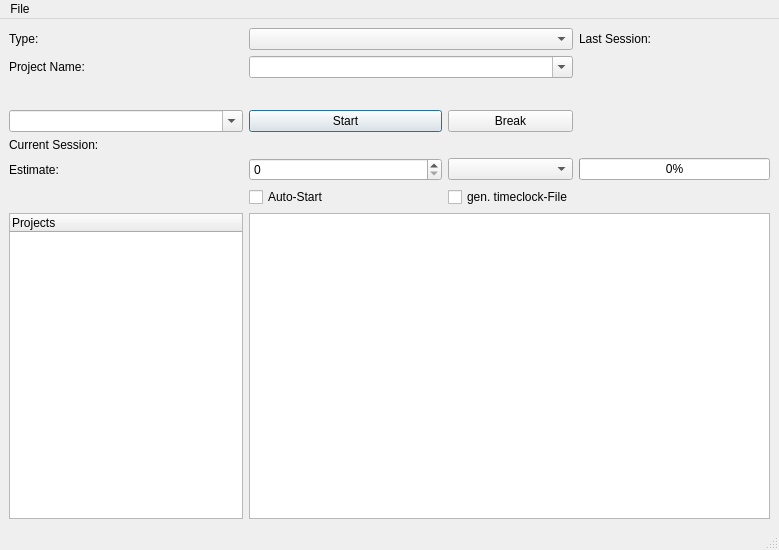
Above: timmu/mainwindow.ui from abeimler/tim before the change. Below: the same form after it.
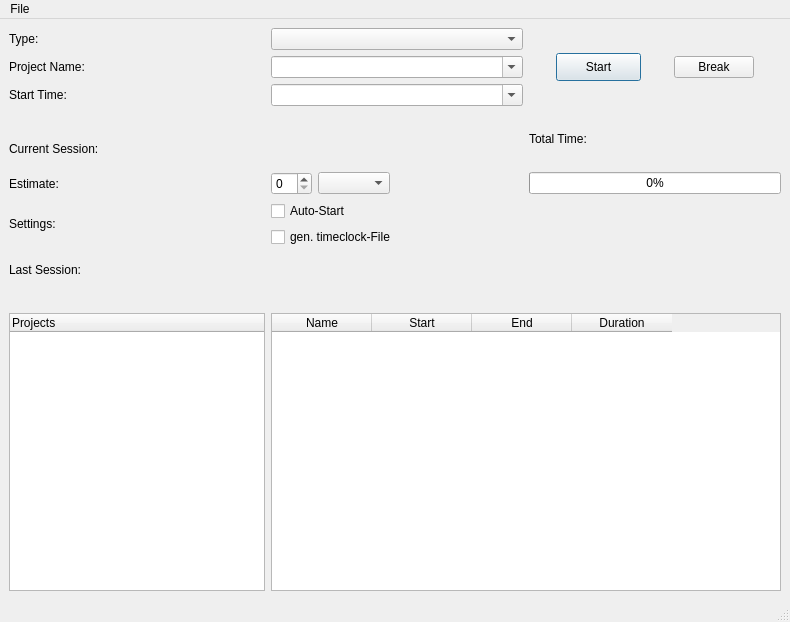
That is the form after the change.

```diff
--- a/timmu/mainwindow.ui
+++ b/timmu/mainwindow.ui
@@ -6,8 +6,8 @@
    <rect>
     <x>0</x>
     <y>0</y>
-    <width>779</width>
-    <height>550</height>
+    <width>790</width>
+    <height>622</height>
    </rect>
   </property>
   <property name="windowTitle">
@@ -15,185 +15,72 @@
   </property>
   <widget class="QWidget" name="centralwidget">
    <layout class="QGridLayout" name="gridLayout">
-    <item row="0" column="0">
-     <widget class="QLabel" name="lblType">
-      <property name="text">
-       <string>Type:</string>
-      </property>
-     </widget>
+    <item row="13" column="1">
+     <layout class="QVBoxLayout" name="verticalLayoutConfig">
+      <item>
+       <widget class="QCheckBox" name="chbAutoStart">
+        <property name="toolTip">
+         <string>Start last Project after you start this program</string>
+        </property>
+        <property name="text">
+         <string>Auto-Start</string>
+        </property>
+       </widget>
+      </item>
+      <item>
+       <widget class="QCheckBox" name="chbGenTimeclock">
+        <property name="toolTip">
+         <string>for hledger</string>
+        </property>
+        <property name="text">
+         <string>gen. timeclock-File</string>
+        </property>
+       </widget>
+      </item>
+     </layout>
     </item>
-    <item row="0" column="1" colspan="2">
-     <widget class="QComboBox" name="cmbType">
-      <property name="enabled">
-       <bool>true</bool>
+    <item row="16" column="1" colspan="2">
+     <widget class="QTableWidget" name="tblWorks">
+      <property name="editTriggers">
+       <set>QAbstractItemView::NoEditTriggers</set>
       </property>
+      <column>
+       <property name="text">
+        <string>Name</string>
+       </property>
+      </column>
+      <column>
+       <property name="text">
+        <string>Start</string>
+       </property>
+      </column>
+      <column>
+       <property name="text">
+        <string>End</string>
+       </property>
+      </column>
+      <column>
+       <property name="text">
+        <string>Duration</string>
+       </property>
+      </column>
      </widget>
     </item>
-    <item row="0" column="3">
-     <widget class="QLabel" name="lblLastSessionText">
-      <property name="text">
-       <string>Last Session:</string>
-      </property>
-     </widget>
-    </item>
-    <item row="1" column="0">
-     <widget class="QLabel" name="lblProjectName">
-      <property name="text">
-       <string>Project Name:</string>
-      </property>
-     </widget>
-    </item>
-    <item row="1" column="1" colspan="2">
-     <widget class="QComboBox" name="txtProject">
-      <property name="toolTip">
-       <string>Project Name</string>
-      </property>
-      <property name="editable">
-       <bool>true</bool>
-      </property>
-      <property name="insertPolicy">
-       <enum>QComboBox::InsertAlphabetically</enum>
-      </property>
-     </widget>
-    </item>
-    <item row="1" column="3">
-     <widget class="QLabel" name="lblLastSessionInfo">
-      <property name="text">
-       <string/>
-      </property>
-     </widget>
-    </item>
-    <item row="2" column="1">
-     <spacer name="horizontalSpacer">
-      <property name="orientation">
-       <enum>Qt::Horizontal</enum>
-      </property>
-      <property name="sizeHint" stdset="0">
-       <size>
-        <width>214</width>
-        <height>20</height>
-       </size>
-      </property>
-     </spacer>
-    </item>
-    <item row="2" column="3">
-     <widget class="QLabel" name="lblLastSessionInfo2">
-      <property name="text">
-       <string/>
-      </property>
-     </widget>
-    </item>
-    <item row="3" column="0">
-     <widget class="QComboBox" name="txtAddTime">
-      <property name="toolTip">
-       <string>time like &quot;13:00&quot; or &quot;20 minutes ago&quot;</string>
-      </property>
-      <property name="editable">
-       <bool>true</bool>
-      </property>
-      <property name="maxVisibleItems">
-       <number>5</number>
-      </property>
-     </widget>
-    </item>
-    <item row="3" column="1">
-     <widget class="QPushButton" name="btnStartStop">
-      <property name="enabled">
-       <bool>true</bool>
-      </property>
-      <property name="text">
-       <string>Start</string>
-      </property>
-      <property name="default">
-       <bool>true</bool>
-      </property>
-     </widget>
-    </item>
-    <item row="3" column="2">
-     <widget class="QPushButton" name="btnBreak">
-      <property name="enabled">
-       <bool>true</bool>
-      </property>
-      <property name="text">
-       <string>Break</string>
-      </property>
-     </widget>
-    </item>
-    <item row="4" column="0">
-     <widget class="QLabel" name="lblStatusCurrent">
-      <property name="text">
-       <string>Current Session:</string>
-      </property>
-     </widget>
-    </item>
-    <item row="4" column="1">
-     <widget class="QLabel" name="lblCurrentSessionInfo">
-      <property name="text">
-       <string/>
-      </property>
-     </widget>
-    </item>
-    <item row="4" column="2">
-     <widget class="QLabel" name="lblCurrentSessionInfo2">
-      <property name="text">
-       <string/>
-      </property>
-     </widget>
-    </item>
-    <item row="5" column="0">
-     <widget class="QLabel" name="lblEstimate">
-      <property name="text">
-       <string>Estimate:</string>
-      </property>
-     </widget>
-    </item>
-    <item row="5" column="1">
-     <widget class="QSpinBox" name="spbEstimateValue"/>
-    </item>
-    <item row="5" column="2">
-     <widget class="QComboBox" name="cmbEstimateUnit"/>
-    </item>
-    <item row="5" column="3">
+    <item row="11" column="2">
      <widget class="QProgressBar" name="pgbProgress">
       <property name="value">
        <number>0</number>
       </property>
      </widget>
     </item>
-    <item row="6" column="1">
-     <widget class="QCheckBox" name="chbAutoStart">
-      <property name="toolTip">
-       <string>Start last Project after you start this program</string>
-      </property>
+    <item row="10" column="0">
+     <widget class="QLabel" name="lblStatusCurrentText">
       <property name="text">
-       <string>Auto-Start</string>
+       <string>Current Session:</string>
       </property>
      </widget>
     </item>
-    <item row="6" column="2">
-     <widget class="QCheckBox" name="chbGenTimeclock">
-      <property name="toolTip">
-       <string>for hledger</string>
-      </property>
-      <property name="text">
-       <string>gen. timeclock-File</string>
-      </property>
-     </widget>
-    </item>
-    <item row="6" column="3">
-     <spacer name="horizontalSpacer_2">
-      <property name="orientation">
-       <enum>Qt::Horizontal</enum>
-      </property>
-      <property name="sizeHint" stdset="0">
-       <size>
-        <width>213</width>
-        <height>20</height>
-       </size>
-      </property>
-     </spacer>
-    </item>
-    <item row="7" column="0">
+    <item row="16" column="0">
      <widget class="QTreeWidget" name="treeWorks">
       <property name="editTriggers">
        <set>QAbstractItemView::NoEditTriggers</set>
@@ -205,10 +92,229 @@
       </column>
      </widget>
     </item>
-    <item row="7" column="1" colspan="3">
-     <widget class="QTableWidget" name="tblWorks">
-      <property name="editTriggers">
-       <set>QAbstractItemView::NoEditTriggers</set>
+    <item row="10" column="1" colspan="2">
+     <layout class="QGridLayout" name="gridLayoutCurrentSession">
+      <item row="3" column="0">
+       <layout class="QVBoxLayout" name="verticalLayoutCurrentSessionLeft">
+        <item>
+         <widget class="QLabel" name="lblCurrentSessionInfo">
+          <property name="text">
+           <string>&lt;Current Session&gt;</string>
+          </property>
+         </widget>
+        </item>
+        <item>
+         <widget class="QLabel" name="lblCurrentSessionInfo2">
+          <property name="text">
+           <string>&lt;Current Session 2&gt;</string>
+          </property>
+         </widget>
+        </item>
+       </layout>
+      </item>
+      <item row="3" column="1">
+       <layout class="QVBoxLayout" name="verticalLayoutCurrentSessionRight">
+        <item>
+         <widget class="QLabel" name="lblCurrentSessionInfo3Text">
+          <property name="text">
+           <string>Total Time:</string>
+          </property>
+         </widget>
+        </item>
+        <item>
+         <widget class="QLabel" name="lblCurrentSessionInfo3">
+          <property name="text">
+           <string>&lt;Current Session 3&gt;</string>
+          </property>
+         </widget>
+        </item>
+       </layout>
+      </item>
+     </layout>
+    </item>
+    <item row="7" column="2">
+     <layout class="QHBoxLayout" name="horizontalLayoutButtons">
+      <item>
+       <widget class="QPushButton" name="btnStartStop">
+        <property name="enabled">
+         <bool>true</bool>
+        </property>
+        <property name="sizePolicy">
+         <sizepolicy hsizetype="Maximum" vsizetype="Fixed">
+          <horstretch>0</horstretch>
+          <verstretch>0</verstretch>
+         </sizepolicy>
+        </property>
+        <property name="minimumSize">
+         <size>
+          <width>85</width>
+          <height>28</height>
+         </size>
+        </property>
+        <property name="text">
+         <string>Start</string>
+        </property>
+        <property name="autoDefault">
+         <bool>true</bool>
+        </property>
+        <property name="default">
+         <bool>true</bool>
+        </property>
+       </widget>
+      </item>
+      <item>
+       <widget class="QPushButton" name="btnBreak">
+        <property name="enabled">
+         <bool>true</bool>
+        </property>
+        <property name="sizePolicy">
+         <sizepolicy hsizetype="Maximum" vsizetype="Fixed">
+          <horstretch>0</horstretch>
+          <verstretch>0</verstretch>
+         </sizepolicy>
+        </property>
+        <property name="text">
+         <string>Break</string>
+        </property>
+       </widget>
+      </item>
+     </layout>
+    </item>
+    <item row="7" column="0">
+     <layout class="QVBoxLayout" name="verticalLayoutInputLabels">
+      <item>
+       <widget class="QLabel" name="lblTypeText">
+        <property name="text">
+         <string>Type:</string>
+        </property>
+       </widget>
+      </item>
+      <item>
+       <widget class="QLabel" name="lblProjectNameText">
+        <property name="text">
+         <string>Project Name:</string>
+        </property>
+       </widget>
+      </item>
+      <item>
+       <widget class="QLabel" name="lblAddTimeText">
+        <property name="text">
+         <string>Start Time:</string>
+        </property>
+       </widget>
+      </item>
+     </layout>
+    </item>
+    <item row="14" column="1">
+     <layout class="QVBoxLayout" name="verticalLayoutLastSession">
+      <item>
+       <widget class="QLabel" name="lblLastSessionInfo">
+        <property name="text">
+         <string>&lt;Last Session&gt;</string>
+        </property>
+       </widget>
+      </item>
+      <item>
+       <widget class="QLabel" name="lblLastSessionInfo2">
+        <property name="text">
+         <string>&lt;Last Session2&gt;</string>
+        </property>
+       </widget>
+      </item>
+     </layout>
+    </item>
+    <item row="11" column="1">
+     <layout class="QHBoxLayout" name="horizontalLayoutEstimate">
+      <item>
+       <widget class="QSpinBox" name="spbEstimateValue"/>
+      </item>
+      <item>
+       <widget class="QComboBox" name="cmbEstimateUnit"/>
+      </item>
+      <item>
+       <spacer name="horizontalSpacer">
+        <property name="orientation">
+         <enum>Qt::Horizontal</enum>
+        </property>
+        <property name="sizeHint" stdset="0">
+         <size>
+          <width>20</width>
+          <height>20</height>
+         </size>
+        </property>
+       </spacer>
+      </item>
+     </layout>
+    </item>
+    <item row="11" column="0">
+     <widget class="QLabel" name="lblEstimate">
+      <property name="text">
+       <string>Estimate:</string>
+      </property>
+     </widget>
+    </item>
+    <item row="8" column="1">
+     <widget class="QLabel" name="spacerTop">
+      <property name="text">
+       <string/>
+      </property>
+     </widget>
+    </item>
+    <item row="14" column="0">
+     <widget class="QLabel" name="lblLastSessionText">
+      <property name="text">
+       <string>Last Session:</string>
+      </property>
+     </widget>
+    </item>
+    <item row="7" column="1">
+     <layout class="QVBoxLayout" name="verticalLayoutInputField">
+      <item>
+       <widget class="QComboBox" name="cmbType">
+        <property name="enabled">
+         <bool>true</bool>
+        </property>
+       </widget>
+      </item>
+      <item>
+       <widget class="QComboBox" name="txtProject">
+        <property name="toolTip">
+         <string>Project Name</string>
+        </property>
+        <property name="editable">
+         <bool>true</bool>
+        </property>
+        <property name="insertPolicy">
+         <enum>QComboBox::InsertAlphabetically</enum>
+        </property>
+       </widget>
+      </item>
+      <item>
+       <widget class="QComboBox" name="txtAddTime">
+        <property name="toolTip">
+         <string>time like &quot;13:00&quot; or &quot;20 minutes ago&quot;</string>
+        </property>
+        <property name="editable">
+         <bool>true</bool>
+        </property>
+        <property name="maxVisibleItems">
+         <number>5</number>
+        </property>
+       </widget>
+      </item>
+     </layout>
+    </item>
+    <item row="15" column="1">
+     <widget class="QLabel" name="spacerButtom">
+      <property name="text">
+       <string/>
+      </property>
+     </widget>
+    </item>
+    <item row="13" column="0">
+     <widget class="QLabel" name="lblConfigText">
+      <property name="text">
+       <string>Settings:</string>
       </property>
      </widget>
     </item>
@@ -219,7 +325,7 @@
     <rect>
      <x>0</x>
      <y>0</y>
-     <width>779</width>
+     <width>790</width>
      <height>22</height>
     </rect>
    </property>
```
Left out of the diff: 2 changed lines with no effect on the pictures.
